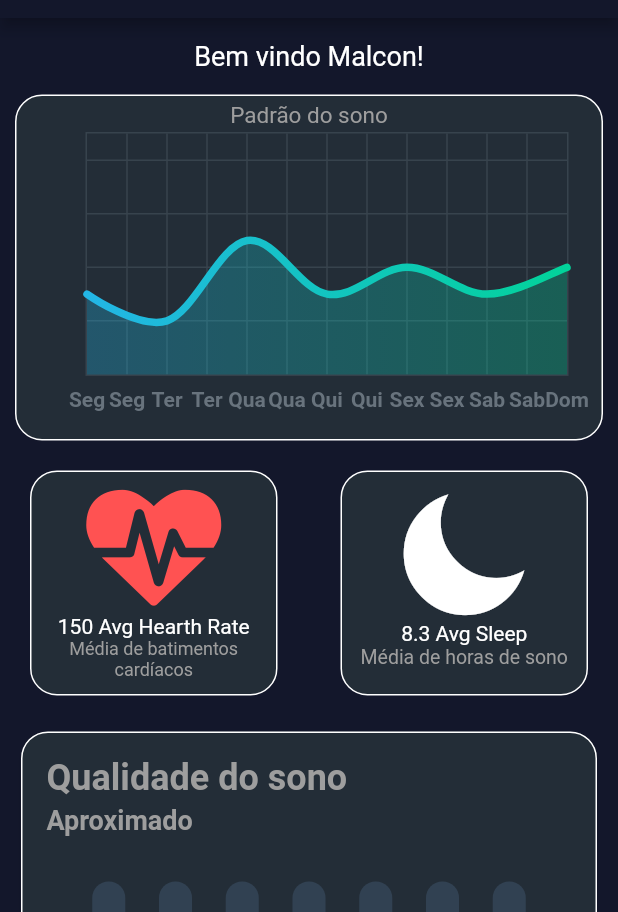
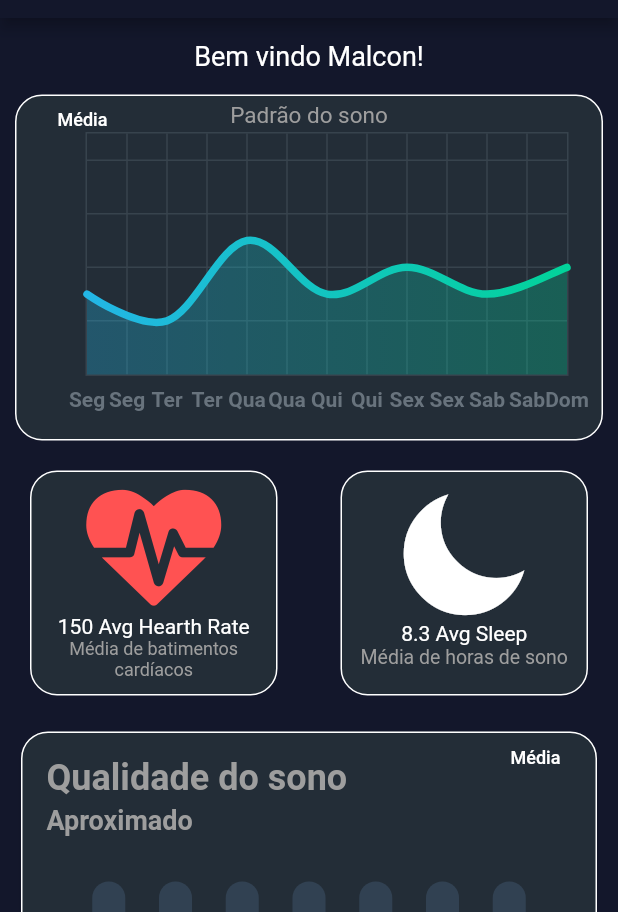
Before and after one commit to gabrielbnetto/GoodSleep, a Flutter app: the screen it shows after launch, on a phone screen of 412 x 824 dp, the part 66-978 px from its top. Run offline on Flutter 3.47's test engine with Material 2 defaults, Android fonts, the phone set to English and light mode, and no system bars; drawn by our look-alikes of fl_chart.

Commit message:
Adding Média button in charts

```diff
--- a/lib/pages/home/home_page.dart
+++ b/lib/pages/home/home_page.dart
@@ -75,6 +75,20 @@ class HomePageState extends State<HomePage>{
                 ),
               ),
             ),
+          ),
+          SizedBox(
+          width: 90,
+          height: 34,
+          child: FlatButton(
+            onPressed: () {
+              //TODO: CHAMA PAGINA COM MAIS DETALHES
+            },
+            child: Text(
+              'Média',
+              style: TextStyle(
+                  fontSize: 12, color: Colors.white),
+            )
+            )
           ),
           Align(
             alignment: Alignment.topCenter,
@@ -259,7 +273,9 @@ class HomePageState extends State<HomePage>{
   int touchedIndex;
 
   Widget _construirSleepQualityGraph() {
-    return Container(
+    return Stack(
+      children: <Widget>[
+        Container(
           margin: EdgeInsets.only(left: 10, right: 10),
           child:AspectRatio(
             aspectRatio: 1,
@@ -316,6 +332,26 @@ class HomePageState extends State<HomePage>{
               ),
             ),
           )
+        ),
+        Positioned(
+          right:10,
+          top: 5,
+          child:SizedBox(
+          width: 90,
+          height: 34,
+          child: FlatButton(
+            onPressed: () {
+              //TODO: CHAMA PAGINA COM MAIS DETALHES
+            },
+            child: Text(
+              'Média',
+              style: TextStyle(
+                  fontSize: 12, color: Colors.white),
+            )
+            )
+          )
+        )
+      ]
     );
   }
 
```
Lines whose indentation alone changed are shown as unchanged.
